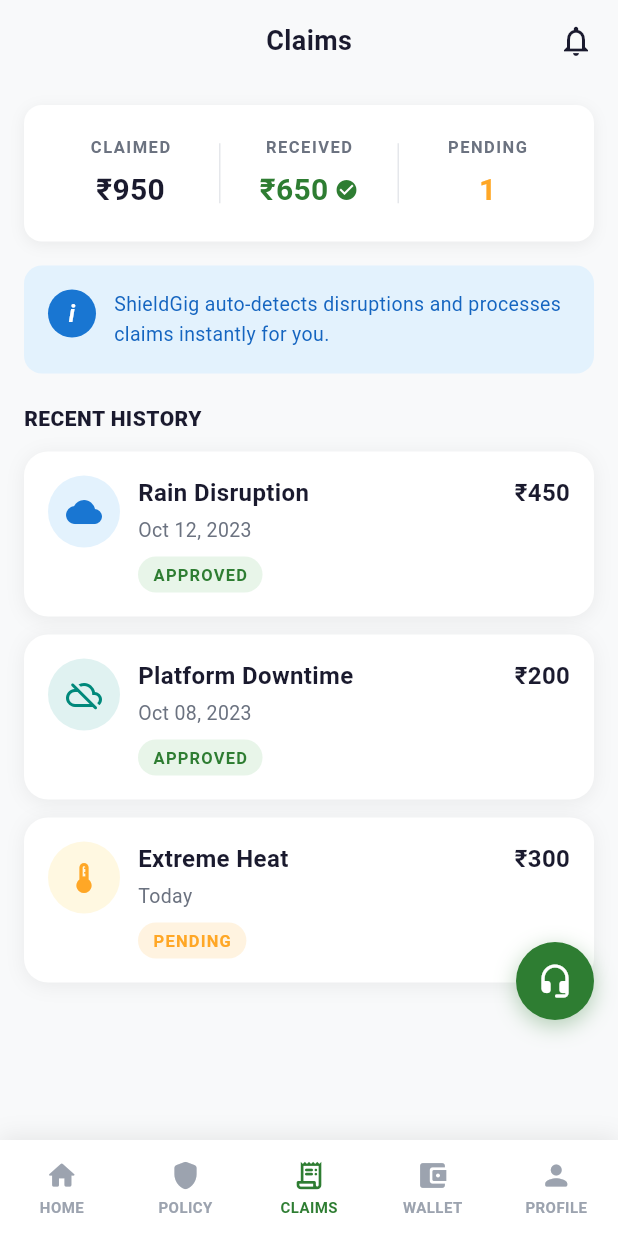
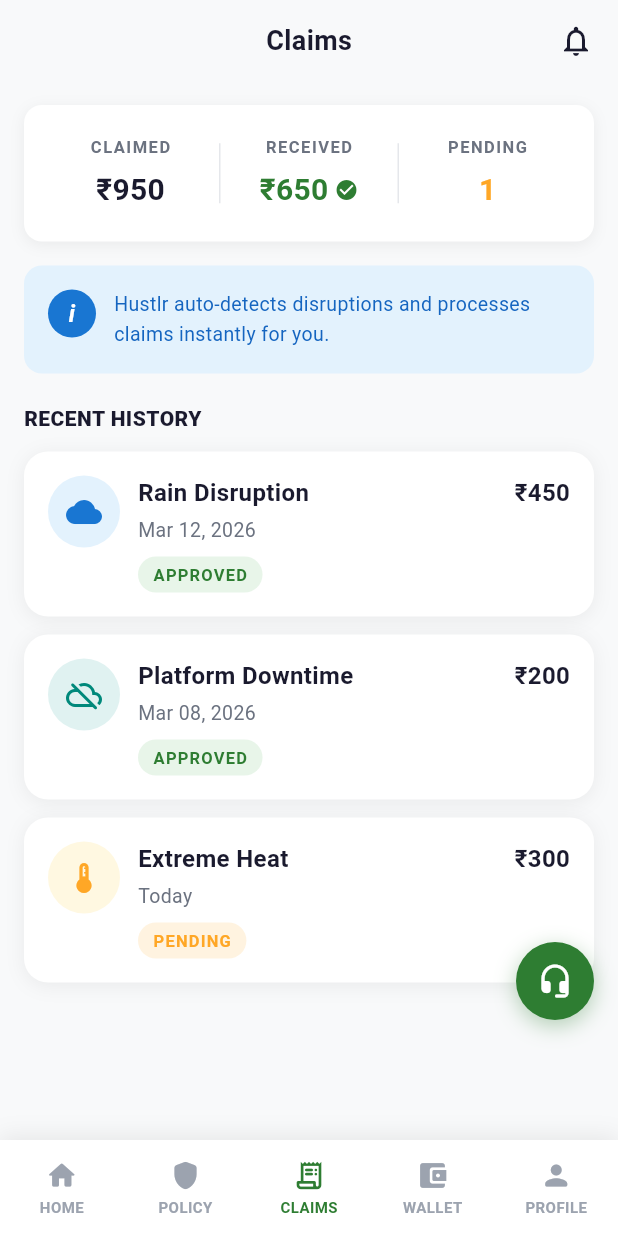
Before and after one commit to Dhruvv-16/Hustlr, a Flutter app: the ClaimsScreen screen opened by its route, on a phone screen of 412 x 824 dp. Run offline on Flutter 3.47's test engine with Material 3 defaults, Android fonts, the phone set to English and light mode, and no system bars; our stand-ins replace go_router, shared_preferences; accounts and stored records are empty.

Commit message:
fix: rebrand ShieldGig to Hustlr, fix stale dates and payout amounts

```diff
--- a/lib/features/auth/login_screen.dart
+++ b/lib/features/auth/login_screen.dart
@@ -134,7 +134,7 @@ class _MainCard extends StatelessWidget {
               ),
               const Expanded(
                 child: Text(
-                  'ShieldGig',
+                  'Hustlr',
                   textAlign: TextAlign.center,
                   style: TextStyle(
                     fontSize: 16,
@@ -167,7 +167,7 @@ class _MainCard extends StatelessWidget {
           // ── Title ──────────────────────────────────────────────────────────
           const SizedBox(height: 20),
           const Text(
-            'Welcome to\nShieldGig',
+            'Welcome to\nHustlr',
             textAlign: TextAlign.center,
             style: TextStyle(
               fontSize: 24,
--- a/lib/features/auth/otp_screen.dart
+++ b/lib/features/auth/otp_screen.dart
@@ -145,7 +145,7 @@ class _OTPScreenState extends State<OTPScreen> {
                         ),
                         const Expanded(
                           child: Text(
-                            'ShieldGig',
+                            'Hustlr',
                             textAlign: TextAlign.center,
                             style: TextStyle(
                               fontSize: 16,
--- a/lib/features/claims/claims_screen.dart
+++ b/lib/features/claims/claims_screen.dart
@@ -295,7 +295,7 @@ class _EducationBanner extends StatelessWidget {
           SizedBox(width: 12),
           Expanded(
             child: Text(
-              'ShieldGig auto-detects disruptions and processes claims instantly for you.',
+              'Hustlr auto-detects disruptions and processes claims instantly for you.',
               style: TextStyle(
                 fontSize: 13,
                 color: _blueDark,
--- a/lib/features/dashboard/dashboard_screen.dart
+++ b/lib/features/dashboard/dashboard_screen.dart
@@ -130,7 +130,7 @@ class _TopBar extends StatelessWidget {
               Icon(Icons.shield_rounded, color: _green, size: 28),
               SizedBox(width: 6),
               Text(
-                'ShieldGig',
+                'Hustlr',
                 style: TextStyle(
                   fontSize: 18,
                   fontWeight: FontWeight.bold,
@@ -507,7 +507,7 @@ class _PolicyCard extends StatelessWidget {
                       ),
                       const SizedBox(height: 4),
                       Row(children: [
-                        const Text('₹72/week',
+                        const Text('₹87/week',
                             style: TextStyle(fontSize: 13, color: _textSub)),
                         const SizedBox(width: 8),
                         _ActiveBadge(),
@@ -528,7 +528,7 @@ class _PolicyCard extends StatelessWidget {
             ),
             const SizedBox(height: 4),
             const Text(
-              'ACTIVE UNTIL 24 OCT 2024',
+              'ACTIVE UNTIL 24 OCT 2026',
               style: TextStyle(
                 fontSize: 11,
                 fontWeight: FontWeight.w700,
--- a/lib/features/onboarding/onboarding_screen.dart
+++ b/lib/features/onboarding/onboarding_screen.dart
@@ -292,7 +292,7 @@ class _TopBar extends StatelessWidget {
           ),
           const Expanded(
             child: Text(
-              'ShieldGig Onboarding',
+              'Hustlr Onboarding',
               textAlign: TextAlign.center,
               style: TextStyle(
                 fontSize: 16,
--- a/lib/features/policy/payment_screen.dart
+++ b/lib/features/policy/payment_screen.dart
@@ -167,7 +167,7 @@ class _PaymentScreenState extends State<PaymentScreen> {
                   // Wallet row
                   _PaymentMethodRow(
                     icon: Icons.account_balance_wallet_rounded,
-                    title: 'ShieldGig Wallet',
+                    title: 'Hustlr Wallet',
                     subtitle: 'Balance: ₹2,340',
                     selected: _selectedMethod == 1,
                     onTap: () => setState(() => _selectedMethod = 1),
--- a/lib/features/policy/policy_screen.dart
+++ b/lib/features/policy/policy_screen.dart
@@ -289,7 +289,7 @@ class _ActiveCoverageCard extends StatelessWidget {
           ),
         ]),
         const SizedBox(height: 4),
-        const Text('Policy #SG-98234-AX',
+        const Text('Policy #HS-98234-AX',
             style: TextStyle(fontSize: 12, color: Colors.white70)),
         const SizedBox(height: 12),
         const Text('VALIDITY',
@@ -299,7 +299,7 @@ class _ActiveCoverageCard extends StatelessWidget {
                 color: Colors.white60,
                 letterSpacing: 0.8)),
         const SizedBox(height: 4),
-        const Text('26 Oct 2022 - 25 Oct 2023',
+        const Text('26 Oct 2025 - 25 Oct 2026',
             style: TextStyle(
                 fontSize: 14,
                 fontWeight: FontWeight.bold,
--- a/lib/features/profile/profile_screen.dart
+++ b/lib/features/profile/profile_screen.dart
@@ -138,7 +138,7 @@ class _WorkerIdentityCard extends StatelessWidget {
                     crossAxisAlignment: CrossAxisAlignment.start,
                     children: [
                       Text(
-                        'SHIELDGIG ID: ${worker.id}',
+                        'HUSTLR ID: ${worker.id}',
                         style: const TextStyle(
                           fontSize: 11,
                           fontWeight: FontWeight.bold,
--- a/lib/features/splash/splash_screen.dart
+++ b/lib/features/splash/splash_screen.dart
@@ -75,7 +75,7 @@ class _SplashScreenState extends State<SplashScreen>
                 // "ShieldGig" title
                 const SizedBox(height: 24),
                 const Text(
-                  'ShieldGig',
+                  'Hustlr',
                   style: TextStyle(
                     fontSize: 32,
                     fontWeight: FontWeight.bold,
--- a/lib/features/wallet/wallet_screen.dart
+++ b/lib/features/wallet/wallet_screen.dart
@@ -291,8 +291,8 @@ class _WeeklySummarySection extends StatelessWidget {
           iconBg: _lightGreen,
           iconColor: _green,
           title: 'Insurance Payout',
-          date: 'Oct 12, 2023',
-          amount: '+₹595',
+          date: 'Mar 12, 2026',
+          amount: '+₹300',
           amountColor: _green,
         ),
         const SizedBox(height: 12),
@@ -301,7 +301,7 @@ class _WeeklySummarySection extends StatelessWidget {
           iconBg: _lightRed,
           iconColor: _red,
           title: 'Policy Premium',
-          date: 'Oct 10, 2023',
+          date: 'Mar 10, 2026',
           amount: '-₹72',
           amountColor: _red,
         ),
--- a/lib/main.dart
+++ b/lib/main.dart
@@ -34,7 +34,7 @@ class ShieldGigApp extends StatelessWidget {
   @override
   Widget build(BuildContext context) {
     return MaterialApp.router(
-      title: 'ShieldGig',
+      title: 'Hustlr',
       debugShowCheckedModeBanner: false,
       theme: AppTheme.light,
       routerConfig: appRouter,
--- a/lib/services/mock_data_service.dart
+++ b/lib/services/mock_data_service.dart
@@ -89,11 +89,11 @@ class MockDataService extends ChangeNotifier {
     final platform = StorageService.getString('workerPlatform') ?? "Zepto";
 
     worker = WorkerModel(
-      id: "SG-9821",
+      id: "HS-9821",
       name: name,
       platform: platform,
       city: city,
-      zone: "$zone Zone",
+      zone: zone,
       issScore: 62,
       weeklyIncomeEstimate: 4200,
     );
@@ -102,7 +102,7 @@ class MockDataService extends ChangeNotifier {
 
   // WORKER
   WorkerModel worker = WorkerModel(
-    id: "SG-9821",
+    id: "HS-9821",
     name: "Karthik",
     platform: "Zepto",
     city: "Bengaluru",
@@ -132,7 +132,7 @@ class MockDataService extends ChangeNotifier {
     ClaimModel(
       id: "CLM001",
       type: "Rain Disruption",
-      date: "Oct 12, 2023",
+      date: "Mar 12, 2026",
       amount: 450,
       status: "APPROVED",
       zone: "Koramangala Dark Store Zone",
@@ -141,7 +141,7 @@ class MockDataService extends ChangeNotifier {
     ClaimModel(
       id: "CLM002",
       type: "Platform Downtime",
-      date: "Oct 08, 2023",
+      date: "Mar 08, 2026",
       amount: 200,
       status: "APPROVED",
       zone: "Koramangala Dark Store Zone",
@@ -179,29 +179,29 @@ class MockDataService extends ChangeNotifier {
       "type": "credit",
       "title": "Rain Disruption Payout",
       "subtitle": "Koramangala Dark Store Zone",
-      "amount": 595,
-      "date": "Oct 12, 2023",
+      "amount": 300,
+      "date": "Mar 12, 2026",
     },
     {
       "type": "debit",
       "title": "Standard Shield Premium",
-      "subtitle": "Week of Oct 10, 2023",
+      "subtitle": "Week of Mar 10, 2026",
       "amount": 72,
-      "date": "Oct 10, 2023",
+      "date": "Mar 10, 2026",
     },
     {
       "type": "credit",
       "title": "Claim-Free Cashback",
       "subtitle": "4 weeks bonus reward",
       "amount": 42,
-      "date": "Oct 08, 2023",
+      "date": "Mar 08, 2026",
     },
     {
       "type": "debit",
       "title": "App Downtime Rider",
-      "subtitle": "Week of Oct 10, 2023",
+      "subtitle": "Week of Mar 10, 2026",
       "amount": 12,
-      "date": "Oct 10, 2023",
+      "date": "Mar 10, 2026",
     },
   ];
 
@@ -214,7 +214,7 @@ class MockDataService extends ChangeNotifier {
     activeDisruption = ActiveDisruption(
       type: "Rain",
       message: "Rain disruption in your zone",
-      payoutExpected: 595,
+      payoutExpected: 300,
       creditDate: "Sunday night",
       isActive: true,
     );
@@ -224,7 +224,7 @@ class MockDataService extends ChangeNotifier {
       id: "CLM_DEMO_${DateTime.now().millisecondsSinceEpoch}",
       type: "Rain Disruption",
       date: "Just now",
-      amount: 595,
+      amount: 300,
       status: "PENDING",
       zone: "Koramangala Dark Store Zone",
       icon: "rain",
@@ -235,13 +235,13 @@ class MockDataService extends ChangeNotifier {
     // Step 3: After 3 seconds move to APPROVED
     Future.delayed(const Duration(seconds: 3), () {
       claims.first.status = "APPROVED";
-      walletBalance += 595;
-      monthlySavings += 595;
+      walletBalance += 300;
+      monthlySavings += 300;
       transactions.insert(0, {
         "type": "credit",
         "title": "Rain Disruption Payout",
         "subtitle": "Auto-triggered — Koramangala Dark Store Zone",
-        "amount": 595,
+        "amount": 300,
         "date": "Just now",
       });
       notifyListeners();
@@ -337,7 +337,7 @@ class MockDataService extends ChangeNotifier {
       ClaimModel(
         id: "CLM001",
         type: "Rain Disruption",
-        date: "Oct 12, 2023",
+        date: "Mar 12, 2026",
         amount: 450,
         status: "APPROVED",
         zone: "Koramangala Dark Store Zone",
@@ -346,7 +346,7 @@ class MockDataService extends ChangeNotifier {
       ClaimModel(
         id: "CLM002",
         type: "Platform Downtime",
-        date: "Oct 08, 2023",
+        date: "Mar 08, 2026",
         amount: 200,
         status: "APPROVED",
         zone: "Koramangala Dark Store Zone",
@@ -367,29 +367,29 @@ class MockDataService extends ChangeNotifier {
         "type": "credit",
         "title": "Rain Disruption Payout",
         "subtitle": "Koramangala Dark Store Zone",
-        "amount": 595,
-        "date": "Oct 12, 2023",
+        "amount": 300,
+        "date": "Mar 12, 2026",
       },
       {
         "type": "debit",
         "title": "Standard Shield Premium",
-        "subtitle": "Week of Oct 10, 2023",
+        "subtitle": "Week of Mar 10, 2026",
         "amount": 72,
-        "date": "Oct 10, 2023",
+        "date": "Mar 10, 2026",
       },
       {
         "type": "credit",
         "title": "Claim-Free Cashback",
         "subtitle": "4 weeks bonus reward",
         "amount": 42,
-        "date": "Oct 08, 2023",
+        "date": "Mar 08, 2026",
       },
       {
         "type": "debit",
         "title": "App Downtime Rider",
-        "subtitle": "Week of Oct 10, 2023",
+        "subtitle": "Week of Mar 10, 2026",
         "amount": 12,
-        "date": "Oct 10, 2023",
+        "date": "Mar 10, 2026",
       },
     ];
     notifyListeners();
```
